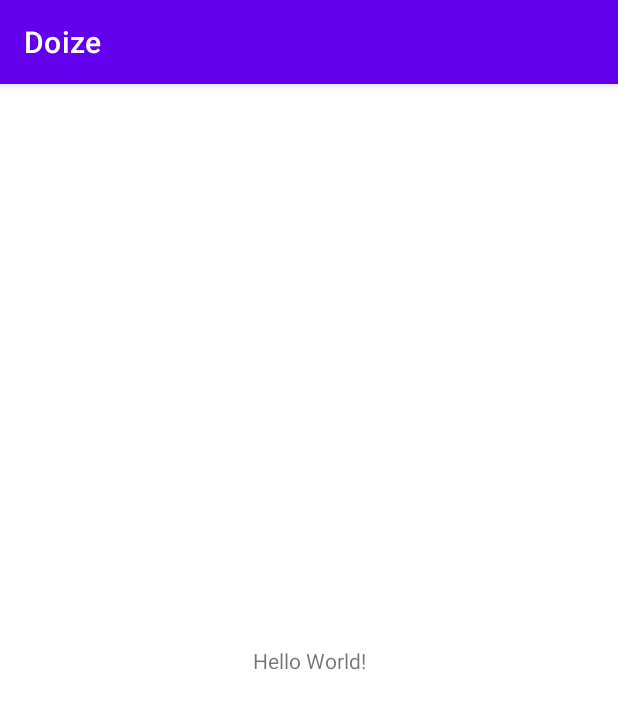
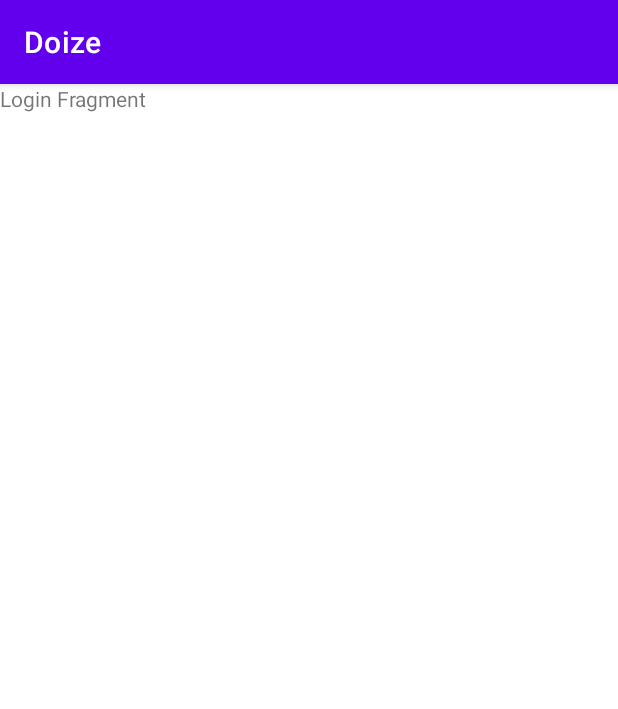
Before and after one commit to saamodra/Doize, an Android app: the screen it shows after launch (MainActivity), on a phone screen of 412 x 824 dp. Shown: the top 709 px of the screen. Run offline under Robolectric (Android 15) with nearby library versions, the light colour scheme and no system bars.

Commit message:
Update first fragment

```diff
--- a/app/src/main/java/id/kelompok04/doize/service/UserService.java
+++ b/app/src/main/java/id/kelompok04/doize/service/UserService.java
@@ -6,6 +6,7 @@ import id.kelompok04.doize.model.User;
 import retrofit2.Call;
 import retrofit2.http.Body;
 import retrofit2.http.DELETE;
+import retrofit2.http.Field;
 import retrofit2.http.GET;
 import retrofit2.http.POST;
 import retrofit2.http.PUT;
@@ -26,4 +27,7 @@ public interface UserService {
 
     @DELETE("user")
     Call<User> deleteUserById(@Query("id") String id);
+
+    @POST("login")
+    Call<User> login(@Field("email") String email, @Field("password") String password);
 }
--- /dev/null
+++ b/app/src/main/java/id/kelompok04/doize/ui/activity/LoginActivity.java
@@ -0,0 +1,4 @@
+package id.kelompok04.doize.ui.activity;
+
+public class LoginActivity {
+}
--- a/app/src/main/java/id/kelompok04/doize/ui/activity/MainActivity.java
+++ b/app/src/main/java/id/kelompok04/doize/ui/activity/MainActivity.java
@@ -1,16 +1,31 @@
 package id.kelompok04.doize.ui.activity;
 
 import androidx.appcompat.app.AppCompatActivity;
+import androidx.fragment.app.Fragment;
+import androidx.fragment.app.FragmentManager;
 
 import android.os.Bundle;
 
 import id.kelompok04.doize.R;
+import id.kelompok04.doize.ui.fragment.DashboardFragment;
 
 public class MainActivity extends AppCompatActivity {
+
+    private static final String TAG = "MainActivity";
 
     @Override
     protected void onCreate(Bundle savedInstanceState) {
         super.onCreate(savedInstanceState);
         setContentView(R.layout.activity_main);
+
+        FragmentManager fm = getSupportFragmentManager();
+        Fragment fragment = fm.findFragmentById(R.id.fragment_container);
+        if (fragment == null) {
+            fragment = DashboardFragment.newInstance();
+            fm.beginTransaction()
+                    .add(R.id.fragment_container, fragment)
+                    .commit();
+        }
+
     }
 }
--- /dev/null
+++ b/app/src/main/java/id/kelompok04/doize/ui/fragment/DashboardFragment.java
@@ -0,0 +1,28 @@
+package id.kelompok04.doize.ui.fragment;
+
+import android.os.Bundle;
+import android.view.LayoutInflater;
+import android.view.View;
+import android.view.ViewGroup;
+
+import androidx.annotation.NonNull;
+import androidx.annotation.Nullable;
+import androidx.fragment.app.Fragment;
+
+import id.kelompok04.doize.R;
+
+public class DashboardFragment extends Fragment {
+    private static final String TAG = "LoginFragment";
+
+    public static DashboardFragment newInstance() {
+        return new DashboardFragment();
+    }
+
+    @Nullable
+    @Override
+    public View onCreateView(@NonNull LayoutInflater inflater, @Nullable ViewGroup container, @Nullable Bundle savedInstanceState) {
+        View v = inflater.inflate(R.layout.fragment_dashboard, container, false);
+
+        return v;
+    }
+}
--- /dev/null
+++ b/app/src/main/res/layout/activity_login.xml
@@ -0,0 +1,6 @@
+<?xml version="1.0" encoding="utf-8"?>
+<androidx.constraintlayout.widget.ConstraintLayout xmlns:android="http://schemas.android.com/apk/res/android"
+    android:layout_width="match_parent"
+    android:layout_height="match_parent">
+
+</androidx.constraintlayout.widget.ConstraintLayout>
--- a/app/src/main/res/layout/activity_main.xml
+++ b/app/src/main/res/layout/activity_main.xml
@@ -1,18 +1,10 @@
 <?xml version="1.0" encoding="utf-8"?>
-<androidx.constraintlayout.widget.ConstraintLayout xmlns:android="http://schemas.android.com/apk/res/android"
+<FrameLayout xmlns:android="http://schemas.android.com/apk/res/android"
+    android:id="@+id/fragment_container"
     xmlns:app="http://schemas.android.com/apk/res-auto"
     xmlns:tools="http://schemas.android.com/tools"
     android:layout_width="match_parent"
     android:layout_height="match_parent"
     tools:context=".ui.activity.MainActivity">
 
-    <TextView
-        android:layout_width="wrap_content"
-        android:layout_height="wrap_content"
-        android:text="Hello World!"
-        app:layout_constraintBottom_toBottomOf="parent"
-        app:layout_constraintLeft_toLeftOf="parent"
-        app:layout_constraintRight_toRightOf="parent"
-        app:layout_constraintTop_toTopOf="parent" />
-
-</androidx.constraintlayout.widget.ConstraintLayout>
+</FrameLayout>
--- /dev/null
+++ b/app/src/main/res/layout/fragment_dashboard.xml
@@ -0,0 +1,11 @@
+<?xml version="1.0" encoding="utf-8"?>
+<androidx.constraintlayout.widget.ConstraintLayout xmlns:android="http://schemas.android.com/apk/res/android"
+    android:layout_width="match_parent"
+    android:layout_height="match_parent">
+
+    <TextView
+        android:text="Login Fragment"
+        android:layout_width="match_parent"
+        android:layout_height="match_parent" />
+
+</androidx.constraintlayout.widget.ConstraintLayout>
```
Also changed, not shown: app/src/main/java/id/kelompok04/doize/api/ApiUtils.java (+4 -4 lines), app/src/main/java/id/kelompok04/doize/service/LoginService.java (deleted, +0 -14 lines).
